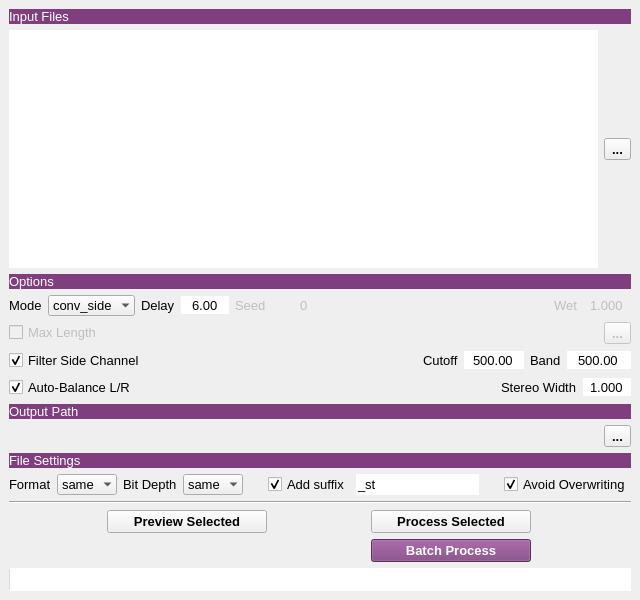
robotmitchum/sample_tools, file tools/UI/st_tool.ui: the form before one commit.
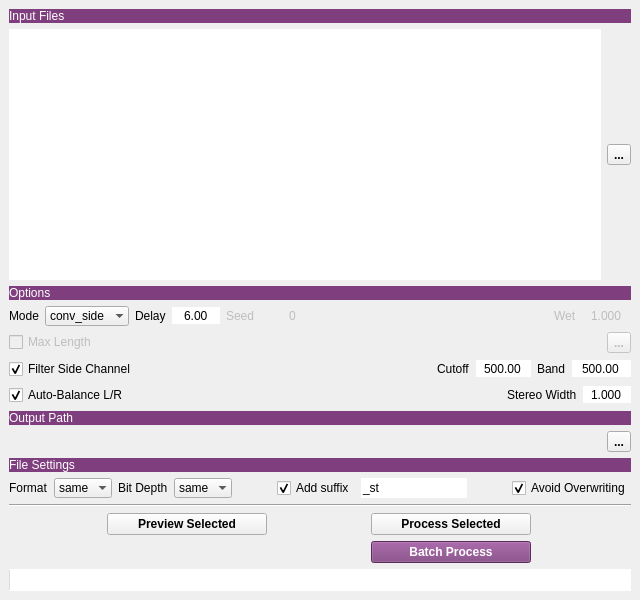
The form after the commit.

Commit message: - New tool: "DR-DS" - Overhaul of the UI, removed the need for QDarkstyle - Misc fixes and improvements

```diff
--- a/tools/UI/st_tool.ui
+++ b/tools/UI/st_tool.ui
@@ -10,13 +10,6 @@
     <height>600</height>
    </rect>
   </property>
-  <property name="font">
-   <font>
-    <pointsize>10</pointsize>
-    <strikeout>false</strikeout>
-    <stylestrategy>PreferAntialias</stylestrategy>
-   </font>
-  </property>
   <property name="windowTitle">
    <string>Stereo Tool</string>
   </property>
```
The commit also changes 48 other files.
